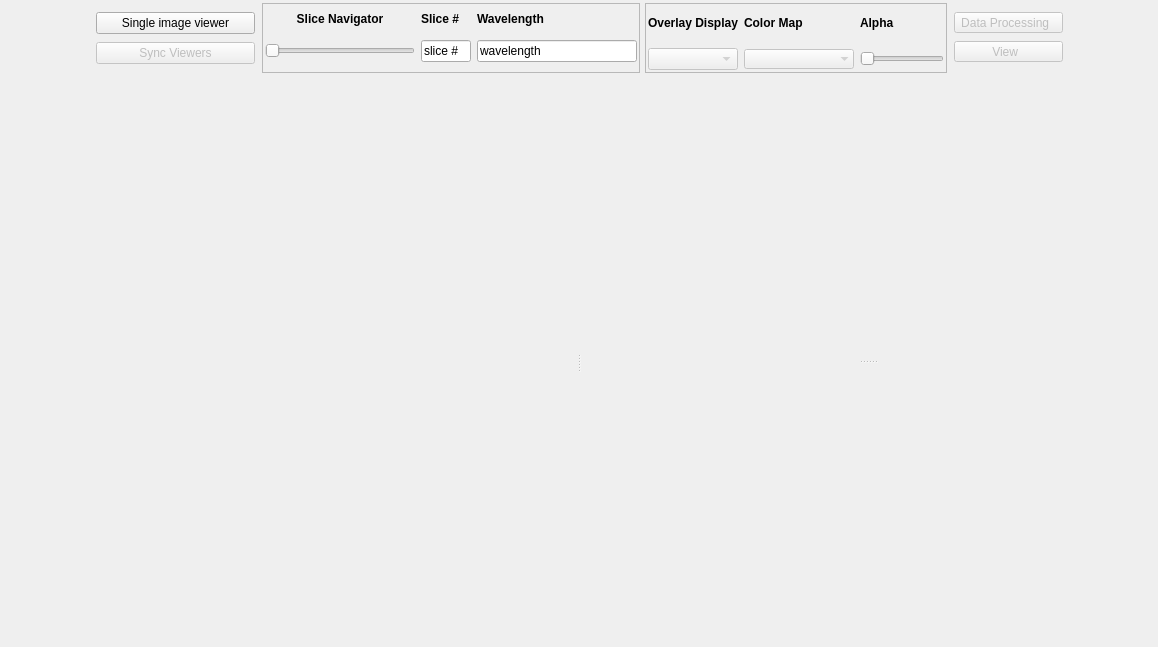
Above: cubeviz/layout.ui from spacetelescope/cubeviz before the change. Below: the same form after it.
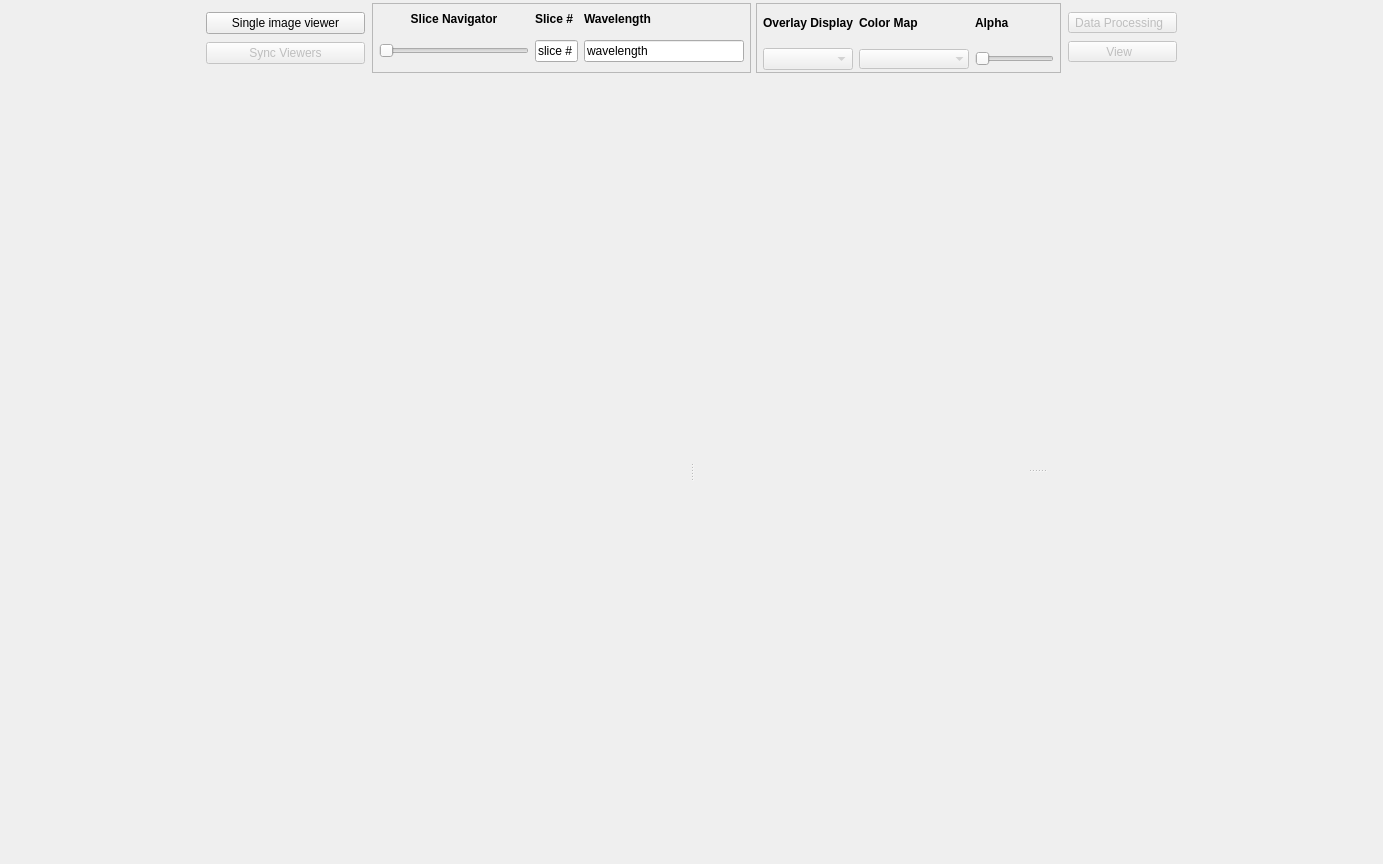
That is the form after the change. Custom widgets are drawn as their Qt base class.

Commit message: Center Control

The edit to the form file:
```diff
--- a/cubeviz/layout.ui
+++ b/cubeviz/layout.ui
@@ -6,8 +6,8 @@
    <rect>
     <x>0</x>
     <y>0</y>
-    <width>1158</width>
-    <height>647</height>
+    <width>1383</width>
+    <height>864</height>
    </rect>
   </property>
   <property name="windowTitle">
@@ -128,6 +128,12 @@
       </item>
       <item row="2" column="2">
        <widget class="QFrame" name="frame_2">
+        <property name="maximumSize">
+         <size>
+          <width>379</width>
+          <height>16777215</height>
+         </size>
+        </property>
         <property name="font">
          <font>
           <weight>50</weight>
@@ -139,13 +145,13 @@
         </property>
         <layout class="QGridLayout" name="gridLayout_2">
          <property name="leftMargin">
-          <number>2</number>
+          <number>6</number>
          </property>
          <property name="topMargin">
           <number>0</number>
          </property>
          <property name="rightMargin">
-          <number>2</number>
+          <number>6</number>
          </property>
          <property name="bottomMargin">
           <number>2</number>
@@ -285,6 +291,12 @@
       </item>
       <item row="2" column="6">
        <widget class="QFrame" name="frame">
+        <property name="maximumSize">
+         <size>
+          <width>305</width>
+          <height>70</height>
+         </size>
+        </property>
         <property name="frameShape">
          <enum>QFrame::StyledPanel</enum>
         </property>
@@ -293,13 +305,13 @@
         </property>
         <layout class="QGridLayout" name="gridLayout">
          <property name="leftMargin">
-          <number>2</number>
+          <number>6</number>
          </property>
          <property name="topMargin">
           <number>0</number>
          </property>
          <property name="rightMargin">
-          <number>2</number>
+          <number>6</number>
          </property>
          <property name="bottomMargin">
           <number>2</number>
@@ -394,6 +406,12 @@
            <property name="enabled">
             <bool>false</bool>
            </property>
+           <property name="maximumSize">
+            <size>
+             <width>104</width>
+             <height>26</height>
+            </size>
+           </property>
           </widget>
          </item>
          <item row="0" column="1">
```
Left out of the diff: 22 changed lines with no effect on the pictures.
